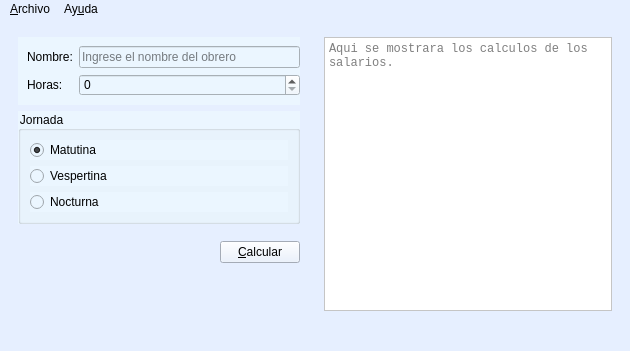
Erik68e/P59-Qt-Salarios, file salarios.ui: the form before one commit.
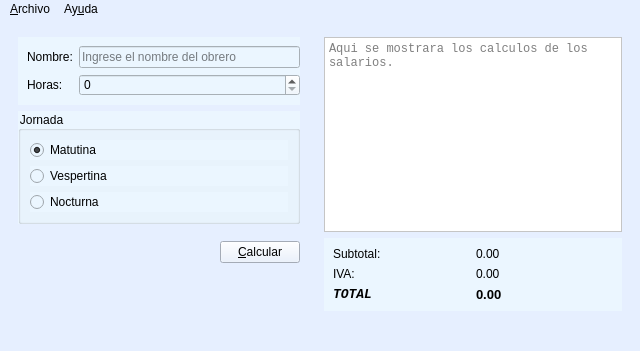
The form after the commit. Icons and pictures are not drawn.

The edit to the form file:
```diff
--- a/salarios.ui
+++ b/salarios.ui
@@ -6,7 +6,7 @@
    <rect>
     <x>0</x>
     <y>0</y>
-    <width>630</width>
+    <width>640</width>
     <height>351</height>
    </rect>
   </property>
@@ -21,8 +21,8 @@
    <string notr="true">background-color: rgb(230, 239, 255);</string>
   </property>
   <widget class="QWidget" name="centralwidget">
-   <layout class="QHBoxLayout" name="horizontalLayout_2">
-    <item>
+   <layout class="QGridLayout" name="gridLayout">
+    <item row="0" column="0">
      <widget class="QWidget" name="widget" native="true">
       <property name="sizePolicy">
        <sizepolicy hsizetype="Fixed" vsizetype="Preferred">
@@ -170,7 +170,7 @@
       </layout>
      </widget>
     </item>
-    <item>
+    <item row="0" column="1">
      <widget class="QWidget" name="widget_2" native="true">
       <property name="styleSheet">
        <string notr="true"/>
@@ -194,6 +194,107 @@
          </property>
         </widget>
        </item>
+       <item>
+        <widget class="QWidget" name="widget_5" native="true">
+         <property name="minimumSize">
+          <size>
+           <width>0</width>
+           <height>0</height>
+          </size>
+         </property>
+         <property name="maximumSize">
+          <size>
+           <width>16777215</width>
+           <height>16777215</height>
+          </size>
+         </property>
+         <property name="styleSheet">
+          <string notr="true">background-color: rgb(235, 246, 255);</string>
+         </property>
+         <layout class="QGridLayout" name="gridLayout_2">
+          <item row="0" column="1">
+           <widget class="QLabel" name="outSubtotal">
+            <property name="font">
+             <font>
+              <pointsize>9</pointsize>
+             </font>
+            </property>
+            <property name="text">
+             <string>0.00</string>
+            </property>
+           </widget>
+          </item>
+          <item row="1" column="0">
+           <widget class="QLabel" name="label_4">
+            <property name="font">
+             <font>
+              <pointsize>9</pointsize>
+             </font>
+            </property>
+            <property name="text">
+             <string>IVA:</string>
+            </property>
+           </widget>
+          </item>
+          <item row="1" column="1">
+           <widget class="QLabel" name="outIva">
+            <property name="font">
+             <font>
+              <pointsize>9</pointsize>
+             </font>
+            </property>
+            <property name="text">
+             <string>0.00</string>
+            </property>
+           </widget>
+          </item>
+          <item row="2" column="0">
+           <widget class="QLabel" name="label_5">
+            <property name="font">
+             <font>
+              <family>Consolas</family>
+              <pointsize>10</pointsize>
+              <weight>75</weight>
+              <italic>true</italic>
+              <bold>true</bold>
+             </font>
+            </property>
+            <property name="text">
+             <string>TOTAL</string>
+            </property>
+           </widget>
+          </item>
+          <item row="0" column="0">
+           <widget class="QLabel" name="label_3">
+            <property name="font">
+             <font>
+              <pointsize>9</pointsize>
+             </font>
+            </property>
+            <property name="text">
+             <string>Subtotal:</string>
+            </property>
+           </widget>
+          </item>
+          <item row="2" column="1">
+           <widget class="QLabel" name="outTotal">
+            <property name="font">
+             <font>
+              <family>Arial</family>
+              <pointsize>10</pointsize>
+              <weight>75</weight>
+              <italic>false</italic>
+              <bold>true</bold>
+             </font>
+            </property>
+            <property name="text">
+             <string>0.00</string>
+            </property>
+           </widget>
+          </item>
+         </layout>
+        </widget>
+       </item>
       </layout>
      </widget>
     </item>
@@ -204,7 +305,7 @@
     <rect>
      <x>0</x>
      <y>0</y>
-     <width>630</width>
+     <width>640</width>
      <height>26</height>
     </rect>
    </property>
```
